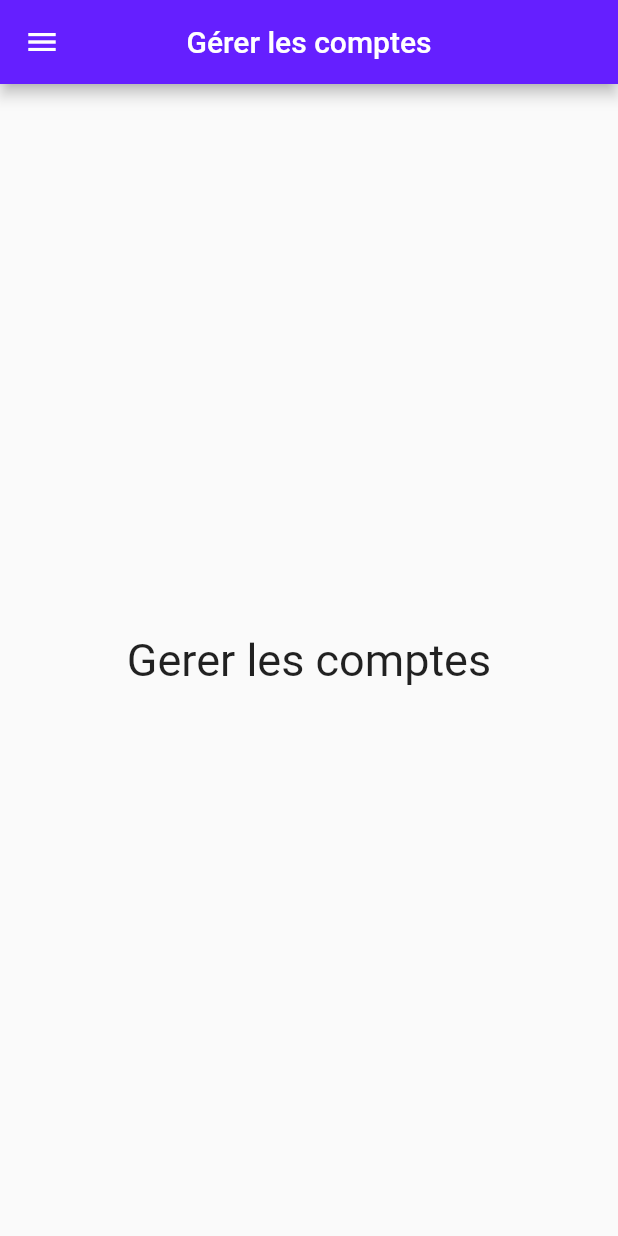
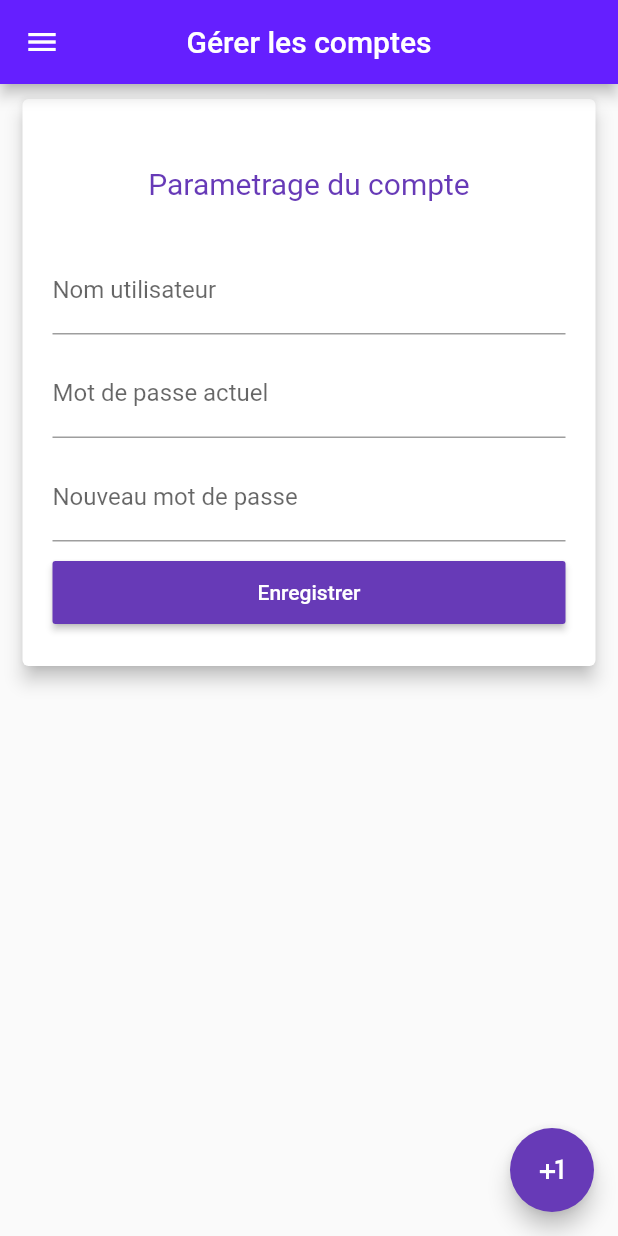
Before and after one commit to Bricegnanago/maney, a Flutter app: the Settings screen opened directly with empty values, on a phone screen of 412 x 824 dp. Run offline on Flutter 3.47's test engine with Material 2 defaults, Android fonts, the phone set to English and light mode, and no system bars; our stand-ins replace mask_text_input_formatter, simple_animations, splashscreen, sqflite; accounts and stored records are empty.

Commit message:
front end setting page

```diff
--- a/lib/pages/analytics.dart
+++ b/lib/pages/analytics.dart
@@ -94,7 +94,7 @@ class _AnalyticsState extends State<Analytics> {
                                           MainAxisAlignment.center,
                                       children: <Widget>[
                                         Text(
-                                          '${infoAnalytics.allCredit}',
+                                          '${infoAnalytics.allCredit} cfa',
                                           style: TextStyle(
                                               fontSize: 25,
                                               fontWeight: FontWeight.bold),
@@ -128,6 +128,8 @@ class _AnalyticsState extends State<Analytics> {
                           builder: (context, snapshot) {
                             if (snapshot.hasData) {
                               infoAnalytics.percentOfReturnedCredit = snapshot.data;
+                              final resultTemp = (infoAnalytics.effCust != 0) ? ((infoAnalytics.percentOfReturnedCredit.toDouble()/infoAnalytics.effCust.toDouble())*100) : 1.0;
+                              final result = (resultTemp != 1 ) ? resultTemp.toStringAsFixed(2) : 0;
                               return Card(
                                   elevation: 10,
                                   child: Center(
@@ -138,7 +140,7 @@ class _AnalyticsState extends State<Analytics> {
                                           MainAxisAlignment.center,
                                       children: <Widget>[
                                         Text(
-                                          '${infoAnalytics.percentOfReturnedCredit/infoAnalytics.effCust*100}%',
+                                          '$result%',
                                           style: TextStyle(
                                               fontSize: 25,
                                               fontWeight: FontWeight.bold),
--- a/lib/pages/settings.dart
+++ b/lib/pages/settings.dart
@@ -1,7 +1,7 @@
 import 'package:flutter/material.dart';
 import 'package:flutter/widgets.dart';
 import 'package:maney/pages/widget.dart';
-
+import 'package:maney/models/DbManager.dart';
 
 class Settings extends StatefulWidget {
   @override
@@ -9,10 +9,21 @@ class Settings extends StatefulWidget {
 }
 
 class _SettingsState extends State<Settings> {
-
   @override
   Widget build(BuildContext context) {
     final Map data = ModalRoute.of(context).settings.arguments;
+    final _scaffoldKey = GlobalKey<ScaffoldState>();
+    final _usernameController = TextEditingController();
+    final _passwordController = TextEditingController();
+    final _passwordConfirmController = TextEditingController();
+    print("usernameeeee : ${data["username"]}");
+    _usernameController.text = data["username"];
+    // _passwordController.text = data["password"];
+    // User user;
+    // final _formKey = GlobalKey<FormState>();
+    // DbUserManager dbusermanager = DbUserManager();
+    var mediaQueryData = MediaQuery.of(context);
+    final cardWidth = mediaQueryData.size.width;
     print('settings : data : $data');
     return Scaffold(
         appBar: AppBar(
@@ -20,15 +31,96 @@ class _SettingsState extends State<Settings> {
           centerTitle: true,
           backgroundColor: Colors.deepPurpleAccent[400],
         ),
-      body: Center(
+        body: SingleChildScrollView(
+                  child: Center(
+            child: Card(
+              elevation: 5,
+              margin: EdgeInsets.fromLTRB(15, 10, 15, 10) ,
+              child: Padding(
+                padding: EdgeInsets.fromLTRB(20, 15, 20, 15),
+                child: Column(
+                  mainAxisAlignment: MainAxisAlignment.start,
+                  children: <Widget>[
+                    Container(
+                      margin: EdgeInsets.only(bottom: 30, top: 30),
                       child: Text(
-          "Gerer les comptes",
-          style: TextStyle(
-          fontSize: 30
-          )
+                        'Parametrage du compte',
+                        style: TextStyle(color: Colors.deepPurple, fontSize: 20),
                       ),
                     ),
-      drawer: DrawerWidget(userData: data["username"],)
-    );
+                    Form(
+                      key: _scaffoldKey,
+                      child: Column(
+                        children: <Widget>[
+                          Container(
+                            margin: EdgeInsets.only(bottom: 10),
+                            child: TextFormField(
+                              // initialValue: data["username"],
+                              decoration: InputDecoration(
+                                hintText: 'Nom utilisateur',
+                                labelText: 'Nom utilisateur',
+                              ),
+                              controller: _usernameController,
+                              validator: (value) => value.isNotEmpty
+                                  ? null
+                                  : "Champ de saisie obligatoire",
+                              // initialValue: data["username"],
+                            ),
+                          ),
+                          Container(
+                            margin: EdgeInsets.only(bottom: 10),
+                            child: TextFormField(
+                              obscureText: true,
+                              decoration: InputDecoration(
+                                hintText: 'Mot de passe actuel',
+                                labelText: 'Mot de passe actuel',
+                              ),
+                              controller: _passwordController,
+                              validator: (value) => value.isNotEmpty
+                                  ? null
+                                  : "Champ de saisie obligatoire",
+                              // initialValue: data["password"],
+                            ),
+                          ),
+                          Container(
+                            margin: EdgeInsets.only(bottom: 10),
+                            child: TextFormField(
+                              obscureText: true,
+                              decoration: InputDecoration(
+                                hintText: 'Nouveau mot de passe',
+                                labelText: 'Nouveau mot de passe',
+                              ),
+                              controller: _passwordConfirmController,
+                              validator: (value) => value.isNotEmpty
+                                  ? null
+                                  : "Champ de saisie obligatoire",
+                            ),
+                          ),
+                          Container(
+                            // color: Colors.deepPurple,
+                            width: cardWidth*0.9,
+                            margin: EdgeInsets.only(bottom: 10),
+                              child: RaisedButton(
+                                padding: EdgeInsets.fromLTRB(5, 13, 5, 13),
+                                color: Colors.deepPurple,
+                            child: Text('Enregistrer', style: TextStyle(color: Colors.white),),
+                            onPressed: () => null,
+                          )),
+                        ],
+                      ),
+                    ),
+                  ],
+                ),
+              ),
+            ),
+          ),
+        ),
+        floatingActionButton: FloatingActionButton(
+          onPressed: null,
+          child: Icon(Icons.plus_one),
+        ),
+        drawer: DrawerWidget(
+          userData: data["username"],
+        ));
   }
 }
```
Lines whose indentation alone changed are shown as unchanged.
